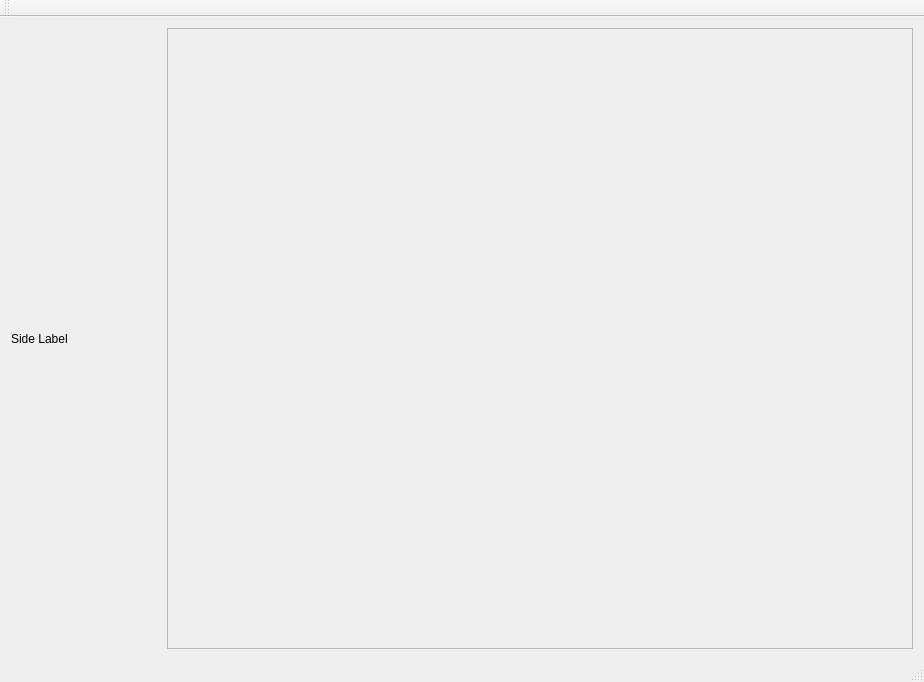
Before: the Qt Designer form comicreader.ui in floatlazer/ComicReader, drawn with Qt 5.
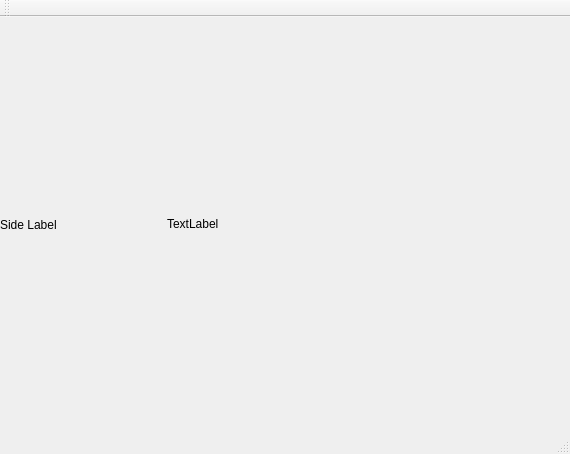
After: the same form once the commit is applied.

Commit message: improve layout and zoom action

The edit to the form file:
```diff
--- a/comicreader.ui
+++ b/comicreader.ui
@@ -6,19 +6,46 @@
    <rect>
     <x>0</x>
     <y>0</y>
-    <width>924</width>
-    <height>682</height>
+    <width>570</width>
+    <height>454</height>
    </rect>
   </property>
+  <property name="sizePolicy">
+   <sizepolicy hsizetype="Preferred" vsizetype="Preferred">
+    <horstretch>0</horstretch>
+    <verstretch>0</verstretch>
+   </sizepolicy>
+  </property>
   <property name="windowTitle">
    <string>ComicReader</string>
   </property>
   <widget class="QWidget" name="centralWidget">
+   <property name="sizePolicy">
+    <sizepolicy hsizetype="Expanding" vsizetype="Expanding">
+     <horstretch>0</horstretch>
+     <verstretch>0</verstretch>
+    </sizepolicy>
+   </property>
    <layout class="QHBoxLayout" name="horizontalLayout">
+    <property name="spacing">
+     <number>0</number>
+    </property>
+    <property name="leftMargin">
+     <number>0</number>
+    </property>
+    <property name="topMargin">
+     <number>0</number>
+    </property>
+    <property name="rightMargin">
+     <number>0</number>
+    </property>
+    <property name="bottomMargin">
+     <number>0</number>
+    </property>
     <item>
      <widget class="QLabel" name="sideLabel">
       <property name="sizePolicy">
-       <sizepolicy hsizetype="Maximum" vsizetype="Preferred">
+       <sizepolicy hsizetype="Fixed" vsizetype="Preferred">
         <horstretch>0</horstretch>
         <verstretch>0</verstretch>
        </sizepolicy>
@@ -42,14 +69,29 @@
         <verstretch>0</verstretch>
        </sizepolicy>
       </property>
+      <property name="acceptDrops">
+       <bool>false</bool>
+      </property>
+      <property name="frameShape">
+       <enum>QFrame::NoFrame</enum>
+      </property>
+      <property name="frameShadow">
+       <enum>QFrame::Plain</enum>
+      </property>
+      <property name="lineWidth">
+       <number>0</number>
+      </property>
       <property name="verticalScrollBarPolicy">
        <enum>Qt::ScrollBarAsNeeded</enum>
       </property>
       <property name="horizontalScrollBarPolicy">
        <enum>Qt::ScrollBarAsNeeded</enum>
       </property>
+      <property name="sizeAdjustPolicy">
+       <enum>QAbstractScrollArea::AdjustIgnored</enum>
+      </property>
       <property name="widgetResizable">
-       <bool>true</bool>
+       <bool>false</bool>
       </property>
       <property name="alignment">
        <set>Qt::AlignCenter</set>
@@ -57,23 +99,56 @@
       <widget class="QWidget" name="scrollAreaWidgetContents">
        <property name="geometry">
         <rect>
-         <x>0</x>
-         <y>0</y>
-         <width>740</width>
-         <height>594</height>
+         <x>17</x>
+         <y>13</y>
+         <width>386</width>
+         <height>366</height>
         </rect>
        </property>
        <property name="sizePolicy">
-        <sizepolicy hsizetype="Preferred" vsizetype="Preferred">
+        <sizepolicy hsizetype="Expanding" vsizetype="Expanding">
          <horstretch>0</horstretch>
          <verstretch>0</verstretch>
         </sizepolicy>
        </property>
+       <layout class="QHBoxLayout" name="horizontalLayout_2">
+        <property name="spacing">
+         <number>0</number>
+        </property>
+        <property name="leftMargin">
+         <number>0</number>
+        </property>
+        <property name="topMargin">
+         <number>0</number>
+        </property>
+        <property name="rightMargin">
+         <number>0</number>
+        </property>
+        <property name="bottomMargin">
+         <number>0</number>
+        </property>
+        <item>
+         <widget class="QLabel" name="centerLabel">
+          <property name="text">
+           <string>TextLabel</string>
+          </property>
+         </widget>
+        </item>
+       </layout>
       </widget>
      </widget>
     </item>
    </layout>
   </widget>
+  <widget class="QToolBar" name="mainToolBar">
+   <attribute name="toolBarArea">
+    <enum>TopToolBarArea</enum>
+   </attribute>
+   <attribute name="toolBarBreak">
+    <bool>false</bool>
+   </attribute>
+  </widget>
+  <widget class="QStatusBar" name="statusBar"/>
   <widget class="QMenuBar" name="menuBar">
    <property name="geometry">
     <rect>
@@ -84,15 +159,6 @@
     </rect>
    </property>
   </widget>
-  <widget class="QToolBar" name="mainToolBar">
-   <attribute name="toolBarArea">
-    <enum>TopToolBarArea</enum>
-   </attribute>
-   <attribute name="toolBarBreak">
-    <bool>false</bool>
-   </attribute>
-  </widget>
-  <widget class="QStatusBar" name="statusBar"/>
  </widget>
  <layoutdefault spacing="6" margin="11"/>
  <resources/>
```
Left out of the diff: 2 changed lines with no effect on the pictures. The commit also changes 4 other files.
